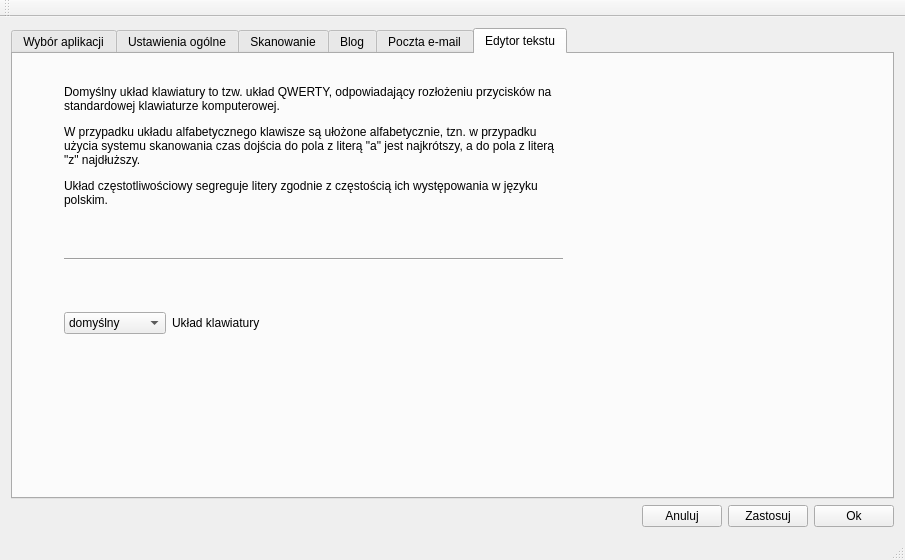
BrainTech/pisak, file admin_panel/panel.ui: the form before one commit.
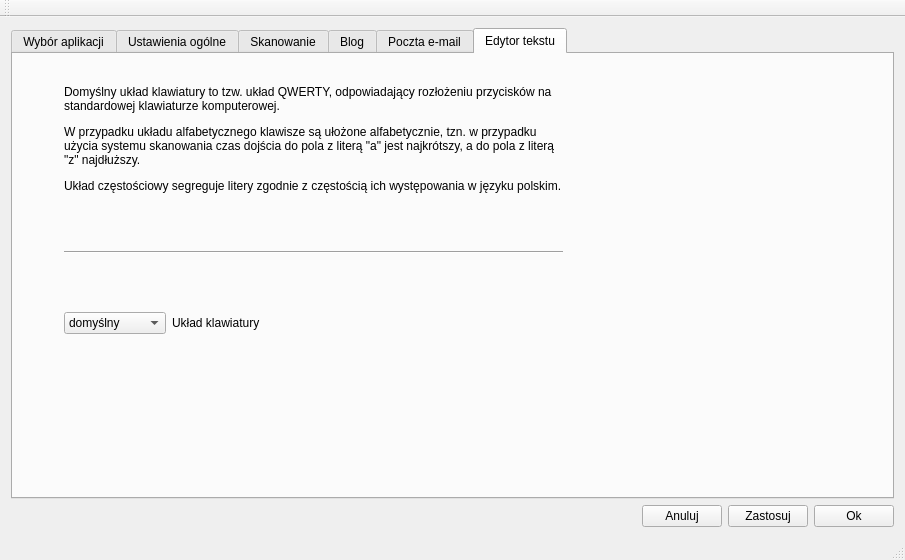
The form after the commit. The open tabs and pages were chosen to show the change.

Commit message: lexical error in admin panel

Diff of the .ui file:
```diff
--- a/admin_panel/panel.ui
+++ b/admin_panel/panel.ui
@@ -1194,7 +1194,7 @@
          <item>
           <widget class="QLabel" name="label_6">
            <property name="text">
-            <string>&lt;html&gt;&lt;head/&gt;&lt;body&gt;&lt;p&gt;Domyślny układ klawiatury to tzw. układ QWERTY, odpowiadający rozłożeniu przycisków na standardowej klawiaturze komputerowej.&lt;/p&gt;&lt;p&gt;W przypadku układu alfabetycznego klawisze są ułożone alfabetycznie, tzn. w przypadku użycia systemu skanowania czas dojścia do pola z literą &amp;quot;a&amp;quot; jest najkrótszy, a do pola z literą &amp;quot;z&amp;quot; najdłuższy.&lt;/p&gt;&lt;p&gt;Układ częstotliwościowy segreguje litery zgodnie z częstością ich występowania w języku polskim.&lt;/p&gt;&lt;/body&gt;&lt;/html&gt;</string>
+            <string>&lt;html&gt;&lt;head/&gt;&lt;body&gt;&lt;p&gt;Domyślny układ klawiatury to tzw. układ QWERTY, odpowiadający rozłożeniu przycisków na standardowej klawiaturze komputerowej.&lt;/p&gt;&lt;p&gt;W przypadku układu alfabetycznego klawisze są ułożone alfabetycznie, tzn. w przypadku użycia systemu skanowania czas dojścia do pola z literą &amp;quot;a&amp;quot; jest najkrótszy, a do pola z literą &amp;quot;z&amp;quot; najdłuższy.&lt;/p&gt;&lt;p&gt;Układ częstościowy segreguje litery zgodnie z częstością ich występowania w języku polskim.&lt;/p&gt;&lt;/body&gt;&lt;/html&gt;</string>
            </property>
            <property name="wordWrap">
             <bool>true</bool>
```
The commit also changes 1 other file.
